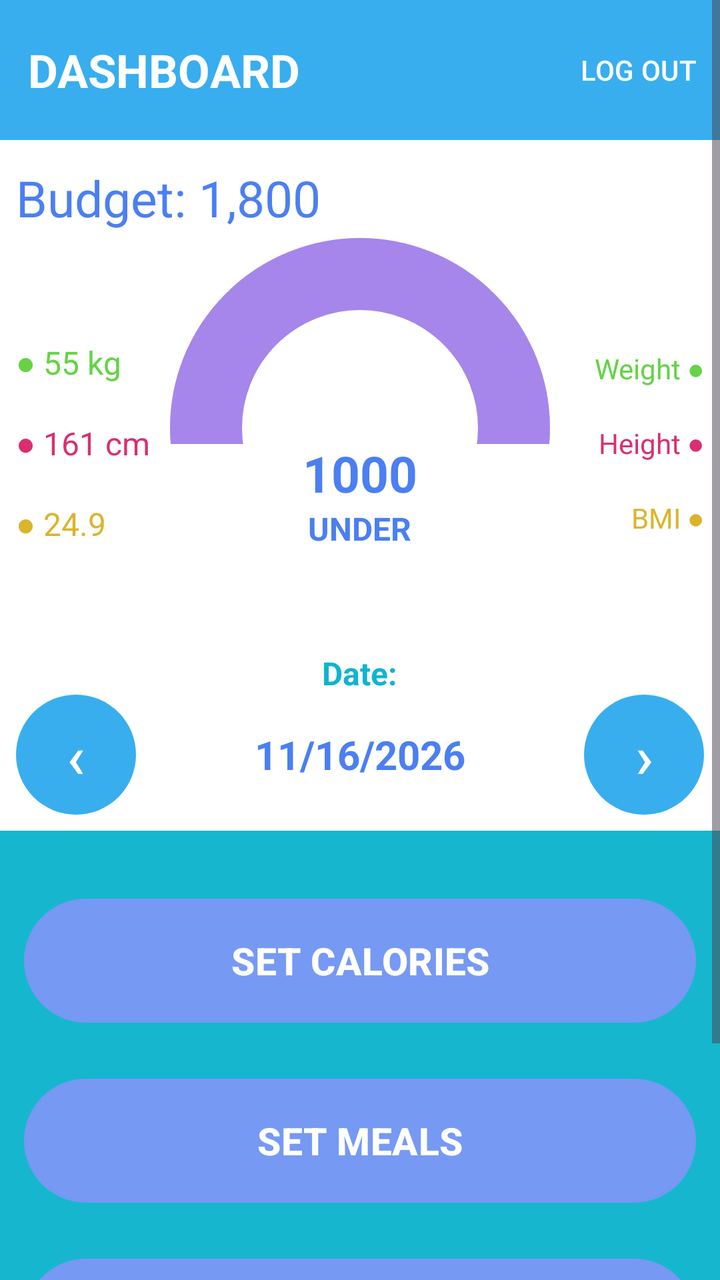
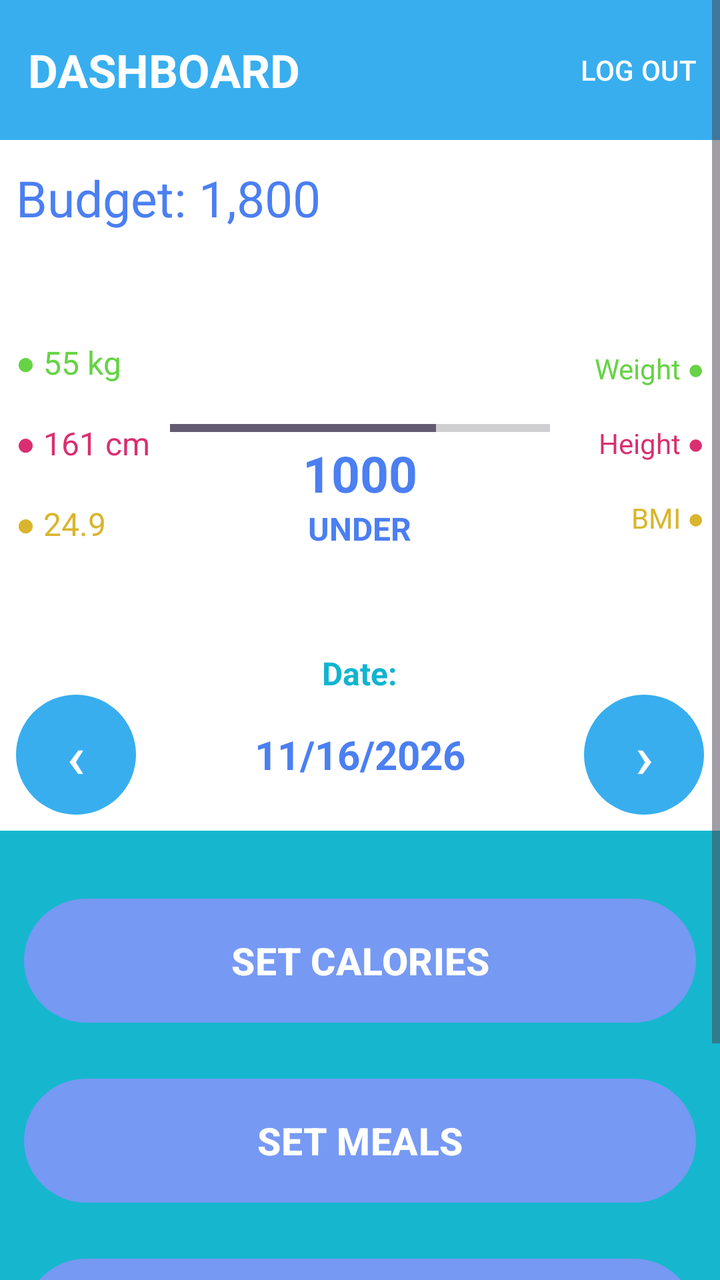

An Android layout rendered at two revisions. The XML below is the earlier revision; the diff shows what the commit changed to produce the second picture.
<!-- AndroidManifest.xml: application theme Theme.Austria_Fojas_FitnessApp -->
<!-- res/layout/activity_dashboard.xml -->
<?xml version="1.0" encoding="utf-8"?>
<ScrollView xmlns:android="http://schemas.android.com/apk/res/android"
    xmlns:app="http://schemas.android.com/apk/res-auto"
    xmlns:tools="http://schemas.android.com/tools"
    android:layout_width="match_parent"
    android:layout_height="match_parent"
    android:background="#16B7CE"
    android:fillViewport="true"
    tools:context=".Dashboard">

    <LinearLayout
        android:layout_width="match_parent"
        android:layout_height="wrap_content"
        android:orientation="vertical">

        
        <LinearLayout
            android:layout_width="match_parent"
            android:layout_height="70dp"
            android:background="#38AEEF"
            android:gravity="center_vertical"
            android:orientation="horizontal"
            android:paddingStart="14dp"
            android:paddingEnd="12dp">

            <TextView
                android:layout_width="0dp"
                android:layout_height="wrap_content"
                android:layout_weight="1"
                android:maxLines="1"
                android:text="DASHBOARD"
                android:textColor="#FFFFFF"
                android:textSize="23sp"
                android:textStyle="bold" />

            <Button
                android:id="@+id/btnLogout"
                android:layout_width="wrap_content"
                android:layout_height="wrap_content"
                android:background="@android:color/transparent"
                android:minWidth="0dp"
                android:minHeight="0dp"
                android:padding="0dp"
                android:text="LOG OUT"
                android:textAllCaps="false"
                android:textColor="#FFFFFF"
                android:textSize="14sp" />

        </LinearLayout>

        
        <LinearLayout
            android:layout_width="match_parent"
            android:layout_height="wrap_content"
            android:background="#FFFFFF"
            android:gravity="center_horizontal"
            android:orientation="vertical"
            android:paddingStart="8dp"
            android:paddingTop="12dp"
            android:paddingEnd="8dp"
            android:paddingBottom="8dp">

            <TextView
                android:id="@+id/txtBudget"
                android:layout_width="match_parent"
                android:layout_height="wrap_content"
                android:text="Budget: 1,800"
                android:textColor="#4B7FF2"
                android:textSize="25sp" />

            
            <FrameLayout
                android:layout_width="match_parent"
                android:layout_height="208dp"
                android:layout_marginTop="2dp">

                
                <LinearLayout
                    android:layout_width="75dp"
                    android:layout_height="160dp"
                    android:layout_gravity="start|center_vertical"
                    android:gravity="center_vertical"
                    android:orientation="vertical">

                    <TextView
                        android:id="@+id/txtWeight"
                        android:layout_width="match_parent"
                        android:layout_height="wrap_content"
                        android:text="● 55 kg"
                        android:textColor="#65D345"
                        android:textSize="16sp" />

                    <TextView
                        android:id="@+id/txtHeight"
                        android:layout_width="75dp"
                        android:layout_height="wrap_content"
                        android:layout_marginTop="18dp"
                        android:text="● 161 cm"
                        android:textColor="#D92F71"
                        android:textSize="16sp" />

                    <TextView
                        android:id="@+id/txtBMI"
                        android:layout_width="match_parent"
                        android:layout_height="wrap_content"
                        android:layout_marginTop="18dp"
                        android:text="● 24.9"
                        android:textColor="#D9B52D"
                        android:textSize="16sp" />

                </LinearLayout>

                
                <FrameLayout
                    android:layout_width="190dp"
                    android:layout_height="205dp"
                    android:layout_gravity="center">

                    <com.google.android.material.progressindicator.CircularProgressIndicator
                        android:id="@+id/radialProgress"
                        android:layout_width="190dp"
                        android:layout_height="190dp"
                        android:layout_gravity="top|center_horizontal"
                        android:max="100"
                        android:progress="70"
                        app:indicatorColor="#4B7FF2"
                        app:indicatorInset="0dp"
                        app:indicatorSize="190dp"
                        app:indeterminate="false"
                        app:trackColor="#A686EA"
                        app:trackCornerRadius="0dp"
                        app:trackThickness="36dp" />

                    <View
                        android:layout_width="190dp"
                        android:layout_height="102dp"
                        android:layout_gravity="bottom"
                        android:background="#FFFFFF" />

                    <LinearLayout
                        android:layout_width="130dp"
                        android:layout_height="65dp"
                        android:layout_gravity="center_horizontal"
                        android:layout_marginTop="96dp"
                        android:gravity="center"
                        android:orientation="vertical">

                        <TextView
                            android:id="@+id/txtRemainingBudget"
                            android:layout_width="wrap_content"
                            android:layout_height="wrap_content"
                            android:text="1000"
                            android:textColor="#4B7FF2"
                            android:textSize="25sp"
                            android:textStyle="bold" />

                        <TextView
                            android:layout_width="wrap_content"
                            android:layout_height="wrap_content"
                            android:text="UNDER"
                            android:textColor="#4B7FF2"
                            android:textSize="16sp"
                            android:textStyle="bold" />

                    </LinearLayout>

                </FrameLayout>

                
                <LinearLayout
                    android:layout_width="69dp"
                    android:layout_height="160dp"
                    android:layout_gravity="end|center_vertical"
                    android:gravity="center_vertical"
                    android:orientation="vertical">

                    <TextView
                        android:layout_width="match_parent"
                        android:layout_height="wrap_content"
                        android:gravity="end"
                        android:text="Weight ●"
                        android:textColor="#65D345"
                        android:textSize="14sp" />

                    <TextView
                        android:layout_width="match_parent"
                        android:layout_height="wrap_content"
                        android:layout_marginTop="18dp"
                        android:gravity="end"
                        android:text="Height ●"
                        android:textColor="#D92F71"
                        android:textSize="14sp" />

                    <TextView
                        android:layout_width="match_parent"
                        android:layout_height="wrap_content"
                        android:layout_marginTop="18dp"
                        android:gravity="end"
                        android:text="BMI ●"
                        android:textColor="#D9B52D"
                        android:textSize="14sp" />

                </LinearLayout>

            </FrameLayout>

            <TextView
                android:layout_width="wrap_content"
                android:layout_height="wrap_content"
                android:text="Date:"
                android:textColor="#10B4D0"
                android:textSize="16sp"
                android:textStyle="bold" />

            
            <LinearLayout
                android:layout_width="match_parent"
                android:layout_height="wrap_content"
                android:gravity="center"
                android:orientation="horizontal">

                <com.google.android.material.button.MaterialButton
                    android:id="@+id/btnPreviousDate"
                    android:layout_width="60dp"
                    android:layout_height="60dp"
                    android:gravity="center"
                    android:insetTop="0dp"
                    android:insetBottom="0dp"
                    android:minWidth="60dp"
                    android:minHeight="60dp"
                    android:padding="0dp"
                    android:text="‹"
                    android:textColor="#FFFFFF"
                    android:textSize="30sp"
                    app:backgroundTint="#38AEEF"
                    app:cornerRadius="30dp"
                    app:iconPadding="0dp" />

                <TextView
                    android:id="@+id/txtDate"
                    android:layout_width="0dp"
                    android:layout_height="wrap_content"
                    android:layout_weight="1"
                    android:gravity="center"
                    android:maxLines="1"
                    android:text="11/16/2026"
                    android:textColor="#4B7FF2"
                    android:textSize="20sp"
                    android:textStyle="bold" />

                <com.google.android.material.button.MaterialButton
                    android:id="@+id/btnNextDate"
                    android:layout_width="60dp"
                    android:layout_height="60dp"
                    android:gravity="center"
                    android:insetTop="0dp"
                    android:insetBottom="0dp"
                    android:minWidth="60dp"
                    android:minHeight="60dp"
                    android:padding="0dp"
                    android:text="›"
                    android:textColor="#FFFFFF"
                    android:textSize="30sp"
                    app:backgroundTint="#38AEEF"
                    app:cornerRadius="30dp"
                    app:iconPadding="0dp" />

            </LinearLayout>

        </LinearLayout>

        
        <LinearLayout
            android:layout_width="match_parent"
            android:layout_height="wrap_content"
            android:minHeight="370dp"
            android:background="#16B7CE"
            android:gravity="center_horizontal"
            android:orientation="vertical"
            android:paddingStart="12dp"
            android:paddingTop="30dp"
            android:paddingEnd="12dp"
            android:paddingBottom="48dp">

            <com.google.android.material.button.MaterialButton
                android:id="@+id/btnSetCalories"
                android:layout_width="match_parent"
                android:layout_height="70dp"
                android:text="SET CALORIES"
                android:textColor="#FFFFFF"
                android:textSize="19sp"
                android:textStyle="bold"
                app:backgroundTint="#7699F3"
                app:cornerRadius="35dp" />

            <com.google.android.material.button.MaterialButton
                android:id="@+id/btnSetMeals"
                android:layout_width="match_parent"
                android:layout_height="70dp"
                android:layout_marginTop="20dp"
                android:text="SET MEALS"
                android:textColor="#FFFFFF"
                android:textSize="19sp"
                android:textStyle="bold"
                app:backgroundTint="#7699F3"
                app:cornerRadius="35dp" />

            <com.google.android.material.button.MaterialButton
                android:id="@+id/btnUpdateProfile"
                android:layout_width="match_parent"
                android:layout_height="70dp"
                android:layout_marginTop="20dp"
                android:text="UPDATE PROFILE / CALCULATE BMI"
                android:textColor="#FFFFFF"
                android:textSize="15sp"
                android:textStyle="bold"
                app:backgroundTint="#7699F3"
                app:cornerRadius="35dp" />

        </LinearLayout>

    </LinearLayout>

</ScrollView>
<!-- resources referenced by this layout -->
<resources>
  <style name="Theme.Austria_Fojas_FitnessApp" parent="Base.Theme.Austria_Fojas_FitnessApp" />
  <style name="Base.Theme.Austria_Fojas_FitnessApp" parent="Theme.Material3.DayNight.NoActionBar">
          
          
      </style>
</resources>

<!-- the commit's change to res/layout/activity_dashboard.xml (unified diff, before → after) -->
@@ -116,20 +116,15 @@
                     android:layout_height="205dp"
                     android:layout_gravity="center">
 
-                    <com.google.android.material.progressindicator.CircularProgressIndicator
+                    <ProgressBar
                         android:id="@+id/radialProgress"
+                        style="?android:attr/progressBarStyleHorizontal"
                         android:layout_width="190dp"
                         android:layout_height="190dp"
                         android:layout_gravity="top|center_horizontal"
                         android:max="100"
                         android:progress="70"
-                        app:indicatorColor="#4B7FF2"
-                        app:indicatorInset="0dp"
-                        app:indicatorSize="190dp"
-                        app:indeterminate="false"
-                        app:trackColor="#A686EA"
-                        app:trackCornerRadius="0dp"
-                        app:trackThickness="36dp" />
+                        android:indeterminate="false" />
 
                     <View
                         android:layout_width="190dp"
